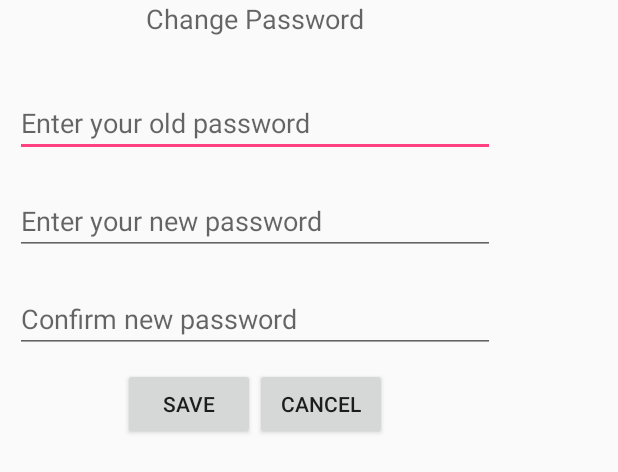
After one commit to TB124/SapiAdvert, an Android app: the layout change_password.xml on its own in the app's theme, with its tools: preview values and no code run, on a phone screen of 412 x 824 dp. The commit adds this screen. Shown: the top 472 px of the screen. Run offline under Robolectric (Android 15) with nearby library versions, the phone set to English and light mode, and no system bars.

Commit message:
Change password dialog Fixed EditProfile

```diff
--- /dev/null
+++ b/app/src/main/res/layout/change_password.xml
@@ -0,0 +1,67 @@
+<?xml version="1.0" encoding="utf-8"?>
+<LinearLayout xmlns:android="http://schemas.android.com/apk/res/android"
+    android:layout_width="wrap_content"
+    android:layout_height="wrap_content"
+    android:id="@+id/changePassword"
+    android:orientation="vertical">
+
+    <TextView
+        android:layout_width="wrap_content"
+        android:layout_height="wrap_content"
+        android:text="Change Password"
+        android:layout_gravity="center"
+        android:textAppearance="@android:style/TextAppearance.Material.Medium" />
+
+    <TextView
+        android:id="@+id/passwordErrorTextView"
+        android:layout_width="wrap_content"
+        android:layout_height="wrap_content"
+        android:text=" "
+        android:textColor="@color/errorColor"
+        android:layout_gravity="center"
+        android:textAppearance="@android:style/TextAppearance.Material.Medium" />
+
+    <EditText
+        android:id="@+id/oldPasswordInput"
+        android:layout_width="wrap_content"
+        android:layout_height="wrap_content"
+        android:layout_margin="10dp"
+        android:ems="15"
+        android:hint="Enter your old password"
+        android:inputType="textPassword" />
+
+    <EditText
+        android:id="@+id/newPasswordInput"
+        android:layout_width="wrap_content"
+        android:layout_height="wrap_content"
+        android:layout_margin="10dp"
+        android:ems="15"
+        android:hint="Enter your new password"
+        android:inputType="textPassword" />
+
+    <EditText
+        android:id="@+id/confirmNewPasswordInput"
+        android:layout_width="wrap_content"
+        android:layout_height="wrap_content"
+        android:layout_margin="10dp"
+        android:ems="15"
+        android:hint="Confirm new password"
+        android:inputType="textPassword" />
+
+    <GridLayout
+        android:layout_width="wrap_content"
+        android:layout_height="wrap_content"
+        android:layout_gravity="center">
+        <Button
+            android:id="@+id/changePasswordButton"
+            android:layout_width="wrap_content"
+            android:layout_height="wrap_content"
+            android:text="Save"/>
+        <Button
+            android:id="@+id/backToEditButton"
+            android:layout_width="wrap_content"
+            android:layout_height="wrap_content"
+            android:text="Cancel"/>
+    </GridLayout>
+
+</LinearLayout>
--- a/app/src/main/res/values/colors.xml
+++ b/app/src/main/res/values/colors.xml
@@ -3,4 +3,5 @@
     <color name="colorPrimary">#3F51B5</color>
     <color name="colorPrimaryDark">#303F9F</color>
     <color name="colorAccent">#FF4081</color>
+    <color name="errorColor">#FF0000</color>
 </resources>
```
Also changed, not shown: app/src/main/java/com/example/thomas/sapiadvert/ChangePassword.java (added, +88 -0 lines), app/src/main/java/com/example/thomas/sapiadvert/EditProfileActivity.java (+37 -18 lines), app/src/main/java/com/example/thomas/sapiadvert/MainActivity.java (+19 -43 lines), app/src/main/res/layout/activity_edit_profile.xml (+7 -6 lines), app/src/main/res/layout/activity_main.xml (+7 -6 lines).
